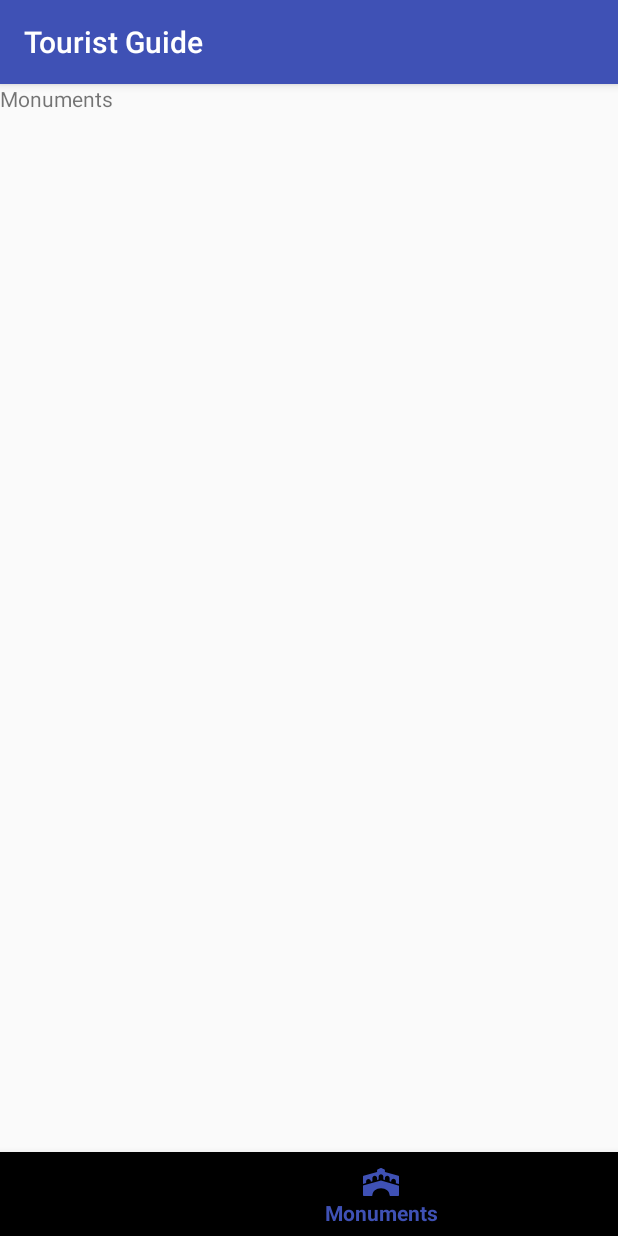
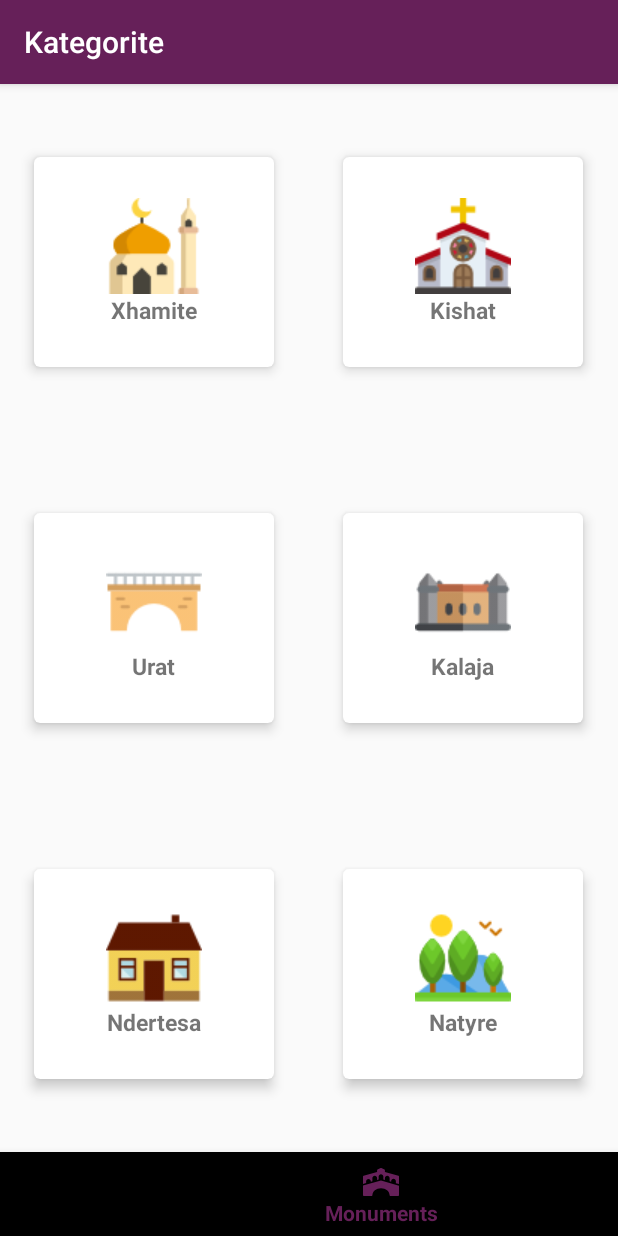
Before and after one commit to diellzacunaj/TouristGuide, an Android app: the screen it shows after launch (MainActivity), item 3 of the bottom bar chosen, on a phone screen of 412 x 824 dp. Run offline under Robolectric (Android 15) with nearby library versions, the phone set to English and light mode, and no system bars.

Commit message:
Diellza Cunaj-Added Fragment for Categories,changed the colors of project,separated files into different packages

```diff
--- a/app/build.gradle
+++ b/app/build.gradle
@@ -25,6 +25,8 @@ dependencies {
     implementation 'com.android.support:appcompat-v7:26.1.0'
     implementation 'com.android.support.constraint:constraint-layout:1.0.2'
     implementation 'com.android.support:design:26.1.0'
+    compile 'com.android.support:recyclerview-v7:26.1.0'
+    compile 'com.android.support:cardview-v7:26.1.0'
     implementation 'com.android.support:support-vector-drawable:26.1.0'
     testImplementation 'junit:junit:4.12'
     androidTestImplementation 'com.android.support.test:runner:1.0.1'
--- a/app/src/main/AndroidManifest.xml
+++ b/app/src/main/AndroidManifest.xml
@@ -9,7 +9,7 @@
         android:roundIcon="@mipmap/ic_launcher_round"
         android:supportsRtl="true"
         android:theme="@style/AppTheme">
-        <activity android:name=".MainActivity">
+        <activity android:name=".Activities.MainActivity">
             <intent-filter>
                 <action android:name="android.intent.action.MAIN" />
 
--- a/app/src/main/java/diellza/touristguide/MainActivity.java
+++ b/app/src/main/java/diellza/touristguide/Activities/MainActivity.java
@@ -1,11 +1,16 @@
-package diellza.touristguide;
+package diellza.touristguide.Activities;
 
 import android.support.annotation.NonNull;
 import android.support.design.widget.BottomNavigationView;
+import android.support.v4.app.Fragment;
 import android.support.v7.app.AppCompatActivity;
 import android.os.Bundle;
 import android.view.MenuItem;
 import android.widget.TextView;
+
+import diellza.touristguide.Fragments.CategoryFragment;
+import diellza.touristguide.Helpers.DisableShiftingBNV;
+import diellza.touristguide.R;
 
 public class MainActivity extends AppCompatActivity {
 
@@ -19,16 +24,15 @@ public class MainActivity extends AppCompatActivity {
         public boolean onNavigationItemSelected(@NonNull MenuItem item) {
             switch (item.getItemId()) {
                 case R.id.navigation_home:
-                    mTextMessage.setText(R.string.title_home);
                     return true;
                 case R.id.navigation_scan:
-                    mTextMessage.setText(R.string.title_scan);
                     return true;
                 case R.id.navigation_monuments:
-                    mTextMessage.setText(R.string.title_monuments);
+                    Fragment fragment=new CategoryFragment();
+                    getSupportFragmentManager().beginTransaction()
+                            .replace(R.id.flContent, fragment, fragment.getClass().getSimpleName()).addToBackStack(null).commit();
                     return true;
                 case R.id.navigation_favorites:
-                    mTextMessage.setText(R.string.title_favorite);
                     return true;
             }
             return false;
@@ -46,4 +50,10 @@ public class MainActivity extends AppCompatActivity {
         DisableShiftingBNV.disableShiftingMode(navigation);
         navigation.setOnNavigationItemSelectedListener(mOnNavigationItemSelectedListener);
     }
+
+    public void setTitle(String s)
+    {
+        getSupportActionBar().setTitle(s);
+
+    }
 }
--- /dev/null
+++ b/app/src/main/java/diellza/touristguide/Adapters/CategoryRecyclerViewAdapter.java
@@ -0,0 +1,97 @@
+package diellza.touristguide.Adapters;
+
+
+import android.content.Context;
+import android.os.Bundle;
+import android.support.v4.app.Fragment;
+import android.support.v4.app.FragmentActivity;
+import android.support.v7.app.AppCompatActivity;
+import android.support.v7.widget.CardView;
+import android.support.v7.widget.RecyclerView;
+import android.view.LayoutInflater;
+import android.view.View;
+import android.view.ViewGroup;
+import android.widget.ImageView;
+import android.widget.RelativeLayout;
+import android.widget.TextView;
+
+import java.util.List;
+
+import diellza.touristguide.Models.Category;
+import diellza.touristguide.R;
+
+
+/**
+ * Created by SINKOPA on 3/20/2018.
+ */
+
+public class CategoryRecyclerViewAdapter extends RecyclerView.Adapter<CategoryRecyclerViewAdapter.ViewHolder> {
+
+    public static final String CATEGORY_TITLE="CATEGORY_TITLE";
+    Context  context;
+    List<Category> categories;
+    RelativeLayout relativeLayout;
+    Fragment fragment;
+
+    FragmentActivity fragmentActivity;
+
+
+
+    public CategoryRecyclerViewAdapter(Context context, List<Category> categories) {
+        this.context = context;
+        this.categories = categories;
+    }
+
+
+    @Override
+    public CategoryRecyclerViewAdapter.ViewHolder onCreateViewHolder(ViewGroup parent, int viewType) {
+      View view= LayoutInflater.from(parent.getContext()).inflate(R.layout.item_category,parent,false);
+relativeLayout=view.findViewById(R.id.relativeViewCategory);
+
+        int height = parent.getMeasuredHeight() / 3;
+        int width = parent.getMeasuredWidth()/2;
+
+       relativeLayout.setLayoutParams(new RecyclerView.LayoutParams(width, height));
+
+
+
+        return new ViewHolder(view);
+    }
+
+    @Override
+    public void onBindViewHolder(CategoryRecyclerViewAdapter.ViewHolder holder, int position) {
+final Category category=categories.get(position);
+
+
+holder.categoryImg.setImageResource(category.getThumbnail());
+holder.categoryTitle.setText(category.getTitle());
+        holder.cardView.setOnClickListener(new View.OnClickListener() {
+            @Override
+            public void onClick(View v) {
+            }
+        });
+
+    }
+
+    @Override
+    public int getItemCount() {
+        return categories.size();
+    }
+
+
+
+    public static class ViewHolder extends RecyclerView.ViewHolder {
+        ImageView categoryImg;
+        TextView categoryTitle;
+        CardView cardView;
+        public ViewHolder(View itemView) {
+            super(itemView);
+            categoryImg =(ImageView) itemView.findViewById(R.id.itemCategoryImg);
+            categoryTitle=itemView.findViewById(R.id.itemCategoryTitle);
+            cardView=itemView.findViewById(R.id.itemCategoryCardview);
+
+        }
+
+
+    }
+}
--- /dev/null
+++ b/app/src/main/java/diellza/touristguide/Fragments/CategoryFragment.java
@@ -0,0 +1,71 @@
+package diellza.touristguide.Fragments;
+
+import android.os.Bundle;
+import android.support.annotation.Nullable;
+import android.support.v4.app.Fragment;
+import android.support.v7.widget.GridLayoutManager;
+import android.support.v7.widget.RecyclerView;
+import android.view.LayoutInflater;
+import android.view.View;
+import android.view.ViewGroup;
+
+import java.util.ArrayList;
+import java.util.List;
+
+import diellza.touristguide.Activities.MainActivity;
+import diellza.touristguide.Adapters.CategoryRecyclerViewAdapter;
+import diellza.touristguide.Models.Category;
+import diellza.touristguide.R;
+
+
+/**
+ * Created by SINKOPA on 3/20/2018.
+ */
+
+public class CategoryFragment extends Fragment {
+
+    RecyclerView recyclerView;
+    List<Category> categories;
+
+
+
+
+
+
+
+    @Nullable
+    @Override
+    public View onCreateView(LayoutInflater inflater, @Nullable ViewGroup container, @Nullable Bundle savedInstanceState) {
+
+        View v=inflater.inflate(R.layout.fragment_category,container,false);
+        initalizeData();
+        ((MainActivity)getActivity()).setTitle("Kategorite");
+        recyclerView=v.findViewById(R.id.rvCategory);
+
+        recyclerView.setHasFixedSize(true);
+        recyclerView.setLayoutManager(new GridLayoutManager(getContext(),2));
+
+
+
+        CategoryRecyclerViewAdapter adapter=new CategoryRecyclerViewAdapter(getContext(),categories);
+        recyclerView.setAdapter(adapter);
+
+
+
+        return v;
+    }
+
+
+    private void initalizeData()
+    {
+        categories=new ArrayList<>();
+        categories.add(new Category("Xhamite",R.drawable.mosque));
+        categories.add(new Category("Kishat",R.drawable.church));
+        categories.add(new Category("Urat",R.drawable.bridge));
+        categories.add(new Category("Kalaja",R.drawable.fortress));
+        categories.add(new Category("Ndertesa",R.drawable.house));
+        categories.add(new Category("Natyre",R.drawable.nature));
+    }
+
+
+}
--- a/app/src/main/java/diellza/touristguide/DisableShiftingBNV.java
+++ b/app/src/main/java/diellza/touristguide/Helpers/DisableShiftingBNV.java
@@ -1,4 +1,4 @@
-package diellza.touristguide;
+package diellza.touristguide.Helpers;
 
 import android.annotation.SuppressLint;
 import android.support.design.internal.BottomNavigationItemView;
--- /dev/null
+++ b/app/src/main/java/diellza/touristguide/Models/Category.java
@@ -0,0 +1,31 @@
+package diellza.touristguide.Models;
+
+/**
+ * Created by SINKOPA on 3/20/2018.
+ */
+
+public class Category {
+    private String title;
+    private int thumbnail;
+
+    public Category(String title, int thumbnail) {
+        this.title = title;
+        this.thumbnail = thumbnail;
+    }
+
+    public String getTitle() {
+        return title;
+    }
+
+    public void setTitle(String title) {
+        this.title = title;
+    }
+
+    public int getThumbnail() {
+        return thumbnail;
+    }
+
+    public void setThumbnail(int thumbnail) {
+        this.thumbnail = thumbnail;
+    }
+}
--- a/app/src/main/res/layout/activity_main.xml
+++ b/app/src/main/res/layout/activity_main.xml
@@ -5,15 +5,15 @@
     android:layout_width="match_parent"
     android:layout_height="match_parent"
     android:orientation="vertical"
-    tools:context="diellza.touristguide.MainActivity">
+    tools:context="diellza.touristguide.Activities.MainActivity">
 
-    <TextView
-        android:id="@+id/message"
+    <FrameLayout
+        android:id="@+id/flContent"
         android:layout_width="match_parent"
-        android:layout_height="wrap_content"
-        android:text="Home"
-         />
+        android:layout_height="match_parent"
+        android:layout_above="@id/mainBN"
 
+        />
 
 <android.support.design.widget.BottomNavigationView
     android:id="@+id/mainBN"
--- /dev/null
+++ b/app/src/main/res/layout/fragment_category.xml
@@ -0,0 +1,13 @@
+<?xml version="1.0" encoding="utf-8"?>
+<FrameLayout xmlns:android="http://schemas.android.com/apk/res/android"
+    android:layout_width="match_parent"
+    android:layout_height="match_parent"
+    xmlns:recyclerview="http://schemas.android.com/apk/res-auto">
+    <android.support.v7.widget.RecyclerView
+        android:id="@+id/rvCategory"
+        android:layout_width="match_parent"
+        android:layout_height="match_parent"
+        android:layout_gravity="center"
+     ></android.support.v7.widget.RecyclerView>
+
+</FrameLayout>
--- /dev/null
+++ b/app/src/main/res/layout/item_category.xml
@@ -0,0 +1,43 @@
+<?xml version="1.0" encoding="utf-8"?>
+<RelativeLayout xmlns:android="http://schemas.android.com/apk/res/android"
+    xmlns:cardview="http://schemas.android.com/apk/res-auto"
+    android:id="@+id/relativeViewCategory"
+    android:layout_height="wrap_content"
+    android:layout_width="wrap_content"
+    android:gravity="center">
+    <android.support.v7.widget.CardView
+        android:id="@+id/itemCategoryCardview"
+        android:layout_gravity="center"
+        android:clickable="true"
+        android:foreground="?android:attr/selectableItemBackground"
+        android:layout_width="160dp"
+        android:layout_height="140dp"
+        cardview:cardElevation="5dp"
+        android:layout_margin="@dimen/item_monument_margin"
+        cardview:cardCornerRadius="4dp">
+        <LinearLayout
+            android:layout_width="wrap_content"
+            android:layout_height="wrap_content"
+            android:orientation="vertical"
+            android:layout_gravity="center"
+            >
+            <ImageView
+                android:id="@+id/itemCategoryImg"
+                android:layout_width="wrap_content"
+                android:layout_height="wrap_content"
+                android:scaleType="centerCrop"
+                android:src="@drawable/bridge"/>
+            <TextView
+                android:id="@+id/itemCategoryTitle"
+                android:layout_width="wrap_content"
+                android:layout_height="wrap_content"
+                android:layout_gravity="center"
+                android:text="Title"
+                android:textStyle="bold"
+                android:textSize="15sp"/>
+
+
+        </LinearLayout>
+    </android.support.v7.widget.CardView>
+
+</RelativeLayout>
--- a/app/src/main/res/values/colors.xml
+++ b/app/src/main/res/values/colors.xml
@@ -1,6 +1,6 @@
 <?xml version="1.0" encoding="utf-8"?>
 <resources>
-    <color name="colorPrimary">#3F51B5</color>
-    <color name="colorPrimaryDark">#303F9F</color>
-    <color name="colorAccent">#FF4081</color>
+    <color name="colorPrimary">#662059</color>
+    <color name="colorPrimaryDark">#451650</color>
+    <color name="colorAccent">#cf458c</color>
 </resources>
--- a/app/src/main/res/values/dimens.xml
+++ b/app/src/main/res/values/dimens.xml
@@ -2,4 +2,5 @@
     <!-- Default screen margins, per the Android Design guidelines. -->
     <dimen name="activity_horizontal_margin">16dp</dimen>
     <dimen name="activity_vertical_margin">16dp</dimen>
+    <dimen name="item_monument_margin">8dp</dimen>
 </resources>
```
Also changed, not shown: app/src/main/res/drawable/bridge.png (added), app/src/main/res/drawable/castle.png (added), app/src/main/res/drawable/church.png (added), app/src/main/res/drawable/fortress.png (added), app/src/main/res/drawable/house.png (added), app/src/main/res/drawable/mosque.png (added), app/src/main/res/drawable/nature.png (added).
